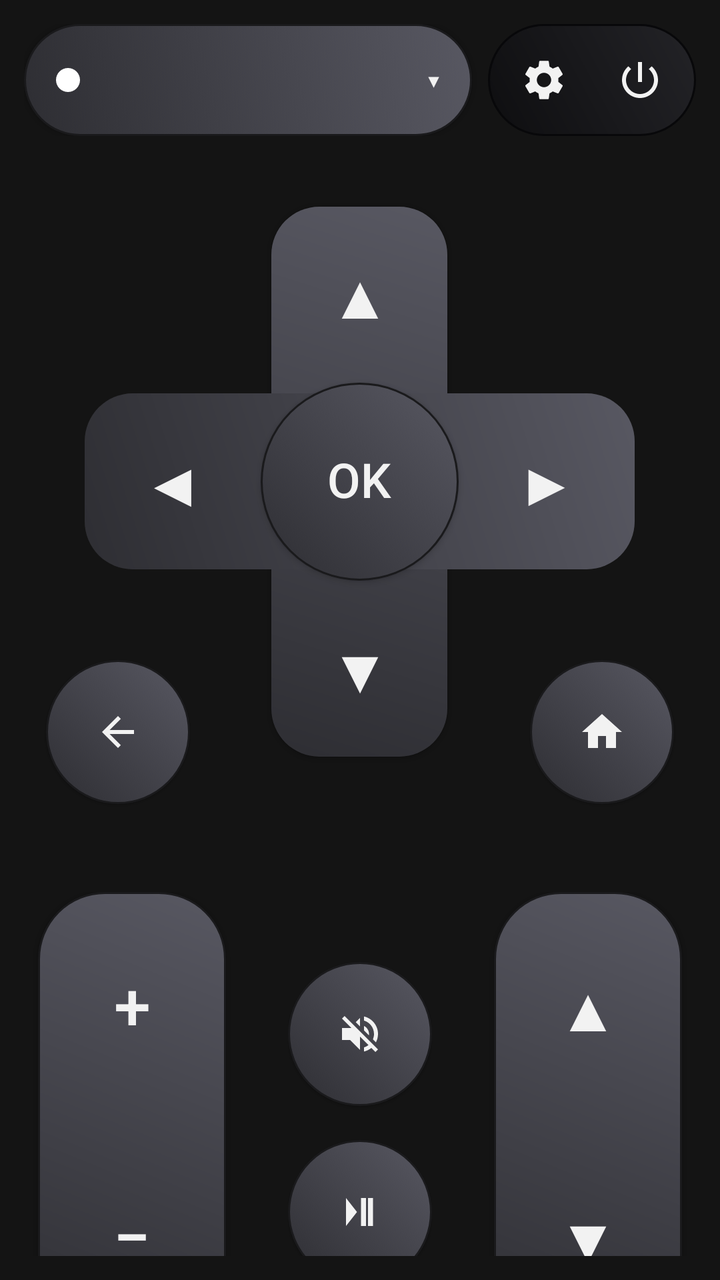
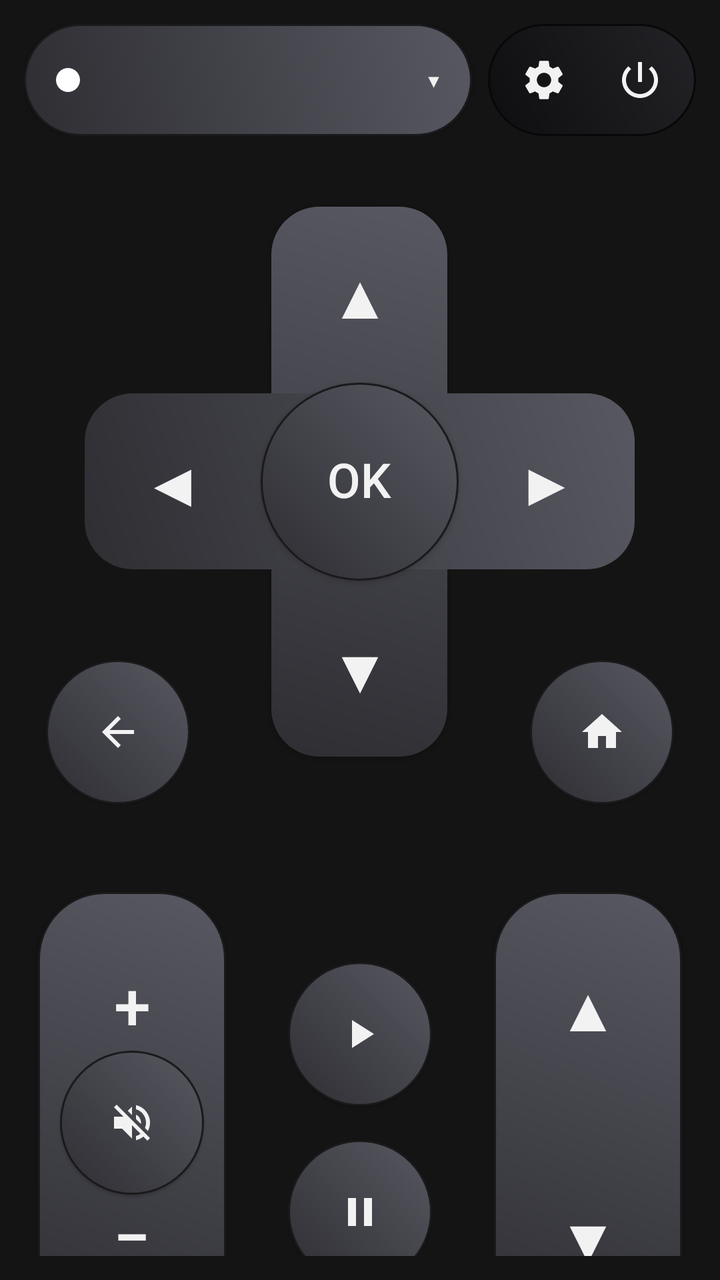

The first picture is an Android layout as it rendered before a commit; the second is the same layout after the commit. The layout source and the unified diff follow.
<!-- AndroidManifest.xml: application theme Theme.GrafRemote -->
<!-- res/layout/activity_main.xml -->
<?xml version="1.0" encoding="utf-8"?>
<LinearLayout xmlns:android="http://schemas.android.com/apk/res/android"
    android:layout_width="match_parent"
    android:layout_height="match_parent"
    android:orientation="vertical"
    android:padding="12dp">

    
    <LinearLayout
        android:layout_width="match_parent"
        android:layout_height="wrap_content"
        android:gravity="center_vertical"
        android:orientation="horizontal">

        
        <LinearLayout
            android:id="@+id/tvPill"
            android:layout_width="0dp"
            android:clickable="true"
            android:focusable="true"
            android:layout_height="56dp"
            android:layout_weight="1"
            android:addStatesFromChildren="true"
            android:background="@drawable/topbar_selector_pill_selector"
            android:elevation="1dp"
            android:gravity="center_vertical"
            android:orientation="horizontal">

            <View
                android:id="@+id/statusDot"
                android:layout_width="12dp"
                android:layout_height="12dp"
                android:layout_marginStart="16dp"
                android:layout_marginEnd="10dp"
                android:background="@drawable/status_dot"
                android:contentDescription="Connection status" />

            <Spinner
                android:id="@+id/tvSpinner"
                android:layout_width="0dp"
                android:layout_height="wrap_content"
                android:layout_weight="1"
                android:background="@android:color/transparent" />

            <TextView
                android:layout_width="wrap_content"
                android:layout_height="wrap_content"
                android:layout_marginStart="8dp"
                android:layout_marginEnd="16dp"
                android:clickable="false"
                android:focusable="false"
                android:text="▾"
                android:textColor="#f2f2f2"
                android:textSize="18sp" />
        </LinearLayout>

        
        <LinearLayout
            android:layout_width="wrap_content"
            android:layout_height="56dp"
            android:layout_marginStart="8dp"
            android:background="@drawable/topbar_inset_panel"
            android:gravity="center"
            android:orientation="horizontal"
            android:paddingStart="6dp"
            android:paddingEnd="6dp">

            <ImageButton
                android:id="@+id/btnSettings"
                android:layout_width="44dp"
                android:layout_height="44dp"
                android:background="@drawable/btn_touch_ripple"
                android:contentDescription="Setup"
                android:scaleType="center"
                android:src="@drawable/ic_settings" />

            <ImageButton
                android:id="@+id/btnPower"
                android:layout_width="44dp"
                android:layout_height="44dp"
                android:layout_marginStart="4dp"
                android:background="@drawable/btn_touch_ripple"
                android:contentDescription="Power"
                android:scaleType="center"
                android:src="@drawable/ic_power" />
        </LinearLayout>
    </LinearLayout>

    
    <LinearLayout
        android:layout_width="match_parent"
        android:layout_height="wrap_content"
        android:layout_marginTop="8dp"
        android:gravity="center"
        android:orientation="vertical">

        <RelativeLayout
            android:layout_width="330dp"
            android:layout_height="330dp">

            <View
                android:layout_width="275dp"
                android:layout_height="275dp"
                android:layout_centerInParent="true"
                android:background="@drawable/btn_dpad_cross"
                android:elevation="1dp" />

            <Button
                android:id="@+id/btnUp"
                android:layout_width="88dp"
                android:layout_height="88dp"
                android:layout_above="@id/btnOk"
                android:layout_centerHorizontal="true"
                android:background="@drawable/btn_dpad_up_selector"
                android:gravity="center"
                android:includeFontPadding="false"
                android:minWidth="0dp"
                android:minHeight="0dp"
                android:text="▲"
                android:textSize="31sp" />

            <Button
                android:id="@+id/btnDown"
                android:layout_width="88dp"
                android:layout_height="88dp"
                android:layout_below="@id/btnOk"
                android:layout_centerHorizontal="true"
                android:background="@drawable/btn_dpad_down_selector"
                android:gravity="center"
                android:includeFontPadding="false"
                android:minWidth="0dp"
                android:minHeight="0dp"
                android:text="▼"
                android:textSize="31sp" />

            <Button
                android:id="@+id/btnLeft"
                android:layout_width="88dp"
                android:layout_height="88dp"
                android:layout_toStartOf="@id/btnOk"
                android:layout_centerVertical="true"
                android:background="@drawable/btn_dpad_left_selector"
                android:gravity="center"
                android:includeFontPadding="false"
                android:minWidth="0dp"
                android:minHeight="0dp"
                android:text="◀"
                android:textSize="31sp" />

            <Button
                android:id="@+id/btnRight"
                android:layout_width="88dp"
                android:layout_height="88dp"
                android:layout_toEndOf="@id/btnOk"
                android:layout_centerVertical="true"
                android:background="@drawable/btn_dpad_right_selector"
                android:gravity="center"
                android:includeFontPadding="false"
                android:minWidth="0dp"
                android:minHeight="0dp"
                android:text="▶"
                android:textSize="31sp" />

            <Button
                android:id="@+id/btnOk"
                android:layout_width="99dp"
                android:layout_height="99dp"
                android:layout_centerInParent="true"
                android:background="@drawable/btn_circle_selector"
                android:elevation="1dp"
                android:gravity="center"
                android:includeFontPadding="false"
                android:minWidth="0dp"
                android:minHeight="0dp"
                android:text="OK"
                android:textSize="24sp" />

            <ImageButton
                android:id="@+id/btnBack"
                android:layout_width="72dp"
                android:layout_height="72dp"
                android:layout_alignParentStart="true"
                android:layout_alignParentBottom="true"
                android:layout_marginStart="8dp"
                android:layout_marginBottom="4dp"
                android:background="@drawable/btn_circle_selector"
                android:contentDescription="Back"
                android:elevation="1dp"
                android:scaleType="center"
                android:src="@drawable/ic_back" />

            <ImageButton
                android:id="@+id/btnHome"
                android:layout_width="72dp"
                android:layout_height="72dp"
                android:layout_alignParentEnd="true"
                android:layout_alignParentBottom="true"
                android:layout_marginEnd="8dp"
                android:layout_marginBottom="4dp"
                android:background="@drawable/btn_circle_selector"
                android:contentDescription="Home"
                android:elevation="1dp"
                android:scaleType="center"
                android:src="@drawable/ic_home" />
        </RelativeLayout>
    </LinearLayout>

    
    <LinearLayout
        android:layout_width="match_parent"
        android:layout_height="wrap_content"
        android:layout_marginTop="40dp"
        android:gravity="center_horizontal"
        android:orientation="horizontal">

        
        <FrameLayout
            android:layout_width="94dp"
            android:layout_height="231dp"
            android:background="@drawable/btn_rocker_pill"
            android:elevation="1dp">

            <LinearLayout
                android:layout_width="match_parent"
                android:layout_height="match_parent"
                android:orientation="vertical">

                <Button
                    android:id="@+id/btnVolUp"
                    android:layout_width="match_parent"
                    android:layout_height="0dp"
                    android:layout_weight="1"
                    android:background="@drawable/btn_rocker_top_selector"
                    android:gravity="center"
                    android:includeFontPadding="false"
                    android:minWidth="0dp"
                    android:minHeight="0dp"
                    android:text="+"
                    android:textSize="33sp" />

                <Button
                    android:id="@+id/btnVolDown"
                    android:layout_width="match_parent"
                    android:layout_height="0dp"
                    android:layout_weight="1"
                    android:background="@drawable/btn_rocker_bottom_selector"
                    android:gravity="center"
                    android:includeFontPadding="false"
                    android:minWidth="0dp"
                    android:minHeight="0dp"
                    android:text="−"
                    android:textSize="33sp" />
            </LinearLayout>
        </FrameLayout>

        
        <LinearLayout
            android:layout_width="wrap_content"
            android:layout_height="231dp"
            android:layout_marginStart="31dp"
            android:layout_marginEnd="31dp"
            android:gravity="center"
            android:orientation="vertical">

            <ImageButton
                android:id="@+id/btnMute"
                android:layout_width="72dp"
                android:layout_height="72dp"
                android:background="@drawable/btn_circle_selector"
                android:contentDescription="Mute"
                android:elevation="1dp"
                android:scaleType="center"
                android:src="@drawable/ic_mute" />

            <ImageButton
                android:id="@+id/btnPlayPause"
                android:layout_width="72dp"
                android:layout_height="72dp"
                android:layout_marginTop="17dp"
                android:background="@drawable/btn_circle_selector"
                android:contentDescription="Play/Pause"
                android:elevation="1dp"
                android:scaleType="center"
                android:src="@drawable/ic_playpause" />
        </LinearLayout>

        
        <FrameLayout
            android:layout_width="94dp"
            android:layout_height="231dp"
            android:background="@drawable/btn_rocker_pill"
            android:elevation="1dp">

            <LinearLayout
                android:layout_width="match_parent"
                android:layout_height="match_parent"
                android:orientation="vertical">

                <Button
                    android:id="@+id/btnChUp"
                    android:layout_width="match_parent"
                    android:layout_height="0dp"
                    android:layout_weight="1"
                    android:background="@drawable/btn_rocker_top_selector"
                    android:gravity="center"
                    android:includeFontPadding="false"
                    android:minWidth="0dp"
                    android:minHeight="0dp"
                    android:text="▲"
                    android:textSize="31sp" />

                <Button
                    android:id="@+id/btnChDown"
                    android:layout_width="match_parent"
                    android:layout_height="0dp"
                    android:layout_weight="1"
                    android:background="@drawable/btn_rocker_bottom_selector"
                    android:gravity="center"
                    android:includeFontPadding="false"
                    android:minWidth="0dp"
                    android:minHeight="0dp"
                    android:text="▼"
                    android:textSize="31sp" />
            </LinearLayout>
        </FrameLayout>
    </LinearLayout>

    
    <View
        android:layout_width="match_parent"
        android:layout_height="0dp"
        android:layout_weight="1" />

    
    <View
        android:layout_width="match_parent"
        android:layout_height="1dp"
        android:layout_marginStart="24dp"
        android:layout_marginTop="10dp"
        android:layout_marginEnd="24dp"
        android:layout_marginBottom="6dp"
        android:background="#2E2E33" />

    
    <HorizontalScrollView
        android:id="@+id/appsScroll"
        android:layout_width="match_parent"
        android:layout_height="wrap_content"
        android:fillViewport="true">

        <LinearLayout
            android:id="@+id/appsRow"
            android:layout_width="match_parent"
            android:layout_height="wrap_content"
            android:gravity="center_horizontal"
            android:orientation="horizontal"
            android:paddingTop="4dp"
            android:paddingBottom="4dp" />
    </HorizontalScrollView>

    <LinearLayout
        android:id="@+id/appsGrid"
        android:layout_width="match_parent"
        android:layout_height="wrap_content"
        android:orientation="vertical"
        android:visibility="gone">

        <LinearLayout
            android:id="@+id/appsRowTop"
            android:layout_width="match_parent"
            android:layout_height="wrap_content"
            android:gravity="center_horizontal"
            android:orientation="horizontal"
            android:paddingTop="4dp"
            android:paddingBottom="2dp" />

        <LinearLayout
            android:id="@+id/appsRowBottom"
            android:layout_width="match_parent"
            android:layout_height="wrap_content"
            android:gravity="center_horizontal"
            android:orientation="horizontal"
            android:paddingTop="2dp"
            android:paddingBottom="4dp" />
    </LinearLayout>
</LinearLayout>
<!-- resources referenced by this layout -->
<resources>
  <!-- drawable btn_circle_selector (drawable) -->
  <?xml version="1.0" encoding="utf-8"?>
  <selector xmlns:android="http://schemas.android.com/apk/res/android">
      <item android:drawable="@drawable/btn_circle_pressed" android:state_pressed="true" />
      <item android:drawable="@drawable/btn_circle" />
  </selector>
  <!-- drawable btn_dpad_up_selector (drawable) -->
  <?xml version="1.0" encoding="utf-8"?>
  <selector xmlns:android="http://schemas.android.com/apk/res/android">
      <item android:state_pressed="true">
          <ripple android:color="#33FFFFFF">
              <item android:drawable="@drawable/btn_dpad_up_pressed" />
          </ripple>
      </item>
      <item android:drawable="@android:color/transparent" />
  </selector>
  <!-- drawable btn_touch_ripple (drawable) -->
  <?xml version="1.0" encoding="utf-8"?>
  <ripple xmlns:android="http://schemas.android.com/apk/res/android"
      android:color="#33FFFFFF">
      <item android:drawable="@android:color/transparent" />
  </ripple>
  <!-- drawable ic_home (drawable) -->
  <?xml version="1.0" encoding="utf-8"?>
  <vector xmlns:android="http://schemas.android.com/apk/res/android"
      android:width="24dp"
      android:height="24dp"
      android:tint="#f2f2f2"
      android:viewportWidth="24"
      android:viewportHeight="24">
      <path
          android:fillColor="#FFFFFF"
          android:pathData="M10,20v-6h4v6h5v-8h3L12,3 2,12h3v8z" />
  </vector>
  <!-- drawable ic_playpause (drawable) -->
  <?xml version="1.0" encoding="utf-8"?>
  <vector xmlns:android="http://schemas.android.com/apk/res/android"
      android:width="24dp"
      android:height="24dp"
      android:tint="#f2f2f2"
      android:viewportWidth="24"
      android:viewportHeight="24">
      <path
          android:fillColor="#FFFFFF"
          android:pathData="M5,5 L10.5,12 L5,19 Z" />
      <path
          android:fillColor="#FFFFFF"
          android:pathData="M12.5,5h2.5v14h-2.5z" />
      <path
          android:fillColor="#FFFFFF"
          android:pathData="M16,5h2.5v14H16z" />
  </vector>
  <!-- drawable status_dot (drawable) -->
  <?xml version="1.0" encoding="utf-8"?>
  <shape xmlns:android="http://schemas.android.com/apk/res/android"
      android:shape="oval">
      
      <solid android:color="#FFFFFF" />
      <size
          android:width="12dp"
          android:height="12dp" />
  </shape>
  <!-- drawable topbar_selector_pill_selector (drawable) -->
  <?xml version="1.0" encoding="utf-8"?>
  <selector xmlns:android="http://schemas.android.com/apk/res/android">
      <item android:drawable="@drawable/topbar_selector_pill_pressed" android:state_pressed="true" />
      <item android:drawable="@drawable/topbar_selector_pill" />
  </selector>
  <style name="Theme.GrafRemote" parent="android:Theme.Material.NoActionBar">
          <item name="android:windowBackground">#141414</item>
          <item name="android:textColor">#f2f2f2</item>
          <item name="android:colorAccent">#4da3ff</item>
      </style>
  <!-- drawable btn_circle_pressed (drawable) -->
  <?xml version="1.0" encoding="utf-8"?>
  <shape xmlns:android="http://schemas.android.com/apk/res/android"
      android:shape="oval">
      <gradient
          android:angle="45"
          android:startColor="#222226"
          android:endColor="#3D3D45" />
      <stroke
          android:width="1dp"
          android:color="#101012" />
  </shape>
  <!-- drawable btn_circle (drawable) -->
  <?xml version="1.0" encoding="utf-8"?>
  <shape xmlns:android="http://schemas.android.com/apk/res/android"
      android:shape="oval">
      <gradient
          android:angle="45"
          android:startColor="#2E2E33"
          android:endColor="#585862" />
      <stroke
          android:width="1dp"
          android:color="#1A1A1C" />
  </shape>
  <!-- unchanged entries left out for length: 20 -->
</resources>

<!-- the commit's change to res/layout/activity_main.xml (unified diff, before → after) -->
@@ -251,6 +251,18 @@
                     android:text="−"
                     android:textSize="33sp" />
             </LinearLayout>
+
+            
+            <ImageButton
+                android:id="@+id/btnMute"
+                android:layout_width="72dp"
+                android:layout_height="72dp"
+                android:layout_gravity="center"
+                android:background="@drawable/btn_circle_selector"
+                android:contentDescription="Mute"
+                android:elevation="1dp"
+                android:scaleType="center"
+                android:src="@drawable/ic_mute" />
         </FrameLayout>
 
         
@@ -263,25 +275,25 @@
             android:orientation="vertical">
 
             <ImageButton
-                android:id="@+id/btnMute"
-                android:layout_width="72dp"
-                android:layout_height="72dp"
-                android:background="@drawable/btn_circle_selector"
-                android:contentDescription="Mute"
-                android:elevation="1dp"
-                android:scaleType="center"
-                android:src="@drawable/ic_mute" />
-
-            <ImageButton
-                android:id="@+id/btnPlayPause"
+                android:id="@+id/btnPlay"
+                android:layout_width="72dp"
+                android:layout_height="72dp"
+                android:background="@drawable/btn_circle_selector"
+                android:contentDescription="Play"
+                android:elevation="1dp"
+                android:scaleType="center"
+                android:src="@drawable/ic_play" />
+
+            <ImageButton
+                android:id="@+id/btnPause"
                 android:layout_width="72dp"
                 android:layout_height="72dp"
                 android:layout_marginTop="17dp"
                 android:background="@drawable/btn_circle_selector"
-                android:contentDescription="Play/Pause"
-                android:elevation="1dp"
-                android:scaleType="center"
-                android:src="@drawable/ic_playpause" />
+                android:contentDescription="Pause"
+                android:elevation="1dp"
+                android:scaleType="center"
+                android:src="@drawable/ic_pause" />
         </LinearLayout>
 
         
<!-- resource entries referenced after the edit -->
@@ -34,7 +34,7 @@
           android:fillColor="#FFFFFF"
           android:pathData="M10,20v-6h4v6h5v-8h3L12,3 2,12h3v8z" />
   </vector>
-  <!-- drawable ic_playpause (drawable) -->
+  <!-- drawable ic_pause (drawable) -->
   <?xml version="1.0" encoding="utf-8"?>
   <vector xmlns:android="http://schemas.android.com/apk/res/android"
       android:width="24dp"
@@ -44,13 +44,19 @@
       android:viewportHeight="24">
       <path
           android:fillColor="#FFFFFF"
-          android:pathData="M5,5 L10.5,12 L5,19 Z" />
+          android:pathData="M6,19h4V5H6v14zM14,5v14h4V5h-4z" />
+  </vector>
+  <!-- drawable ic_play (drawable) -->
+  <?xml version="1.0" encoding="utf-8"?>
+  <vector xmlns:android="http://schemas.android.com/apk/res/android"
+      android:width="24dp"
+      android:height="24dp"
+      android:tint="#f2f2f2"
+      android:viewportWidth="24"
+      android:viewportHeight="24">
       <path
           android:fillColor="#FFFFFF"
-          android:pathData="M12.5,5h2.5v14h-2.5z" />
-      <path
-          android:fillColor="#FFFFFF"
-          android:pathData="M16,5h2.5v14H16z" />
+          android:pathData="M8,5v14l11,-7z" />
   </vector>
   <!-- drawable status_dot (drawable) -->
   <?xml version="1.0" encoding="utf-8"?>
